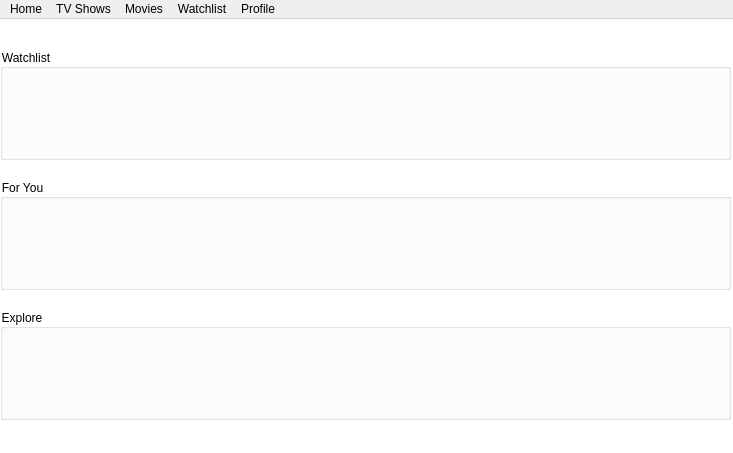
Above: QTInterface/QTInterface/QTInterface.ui from AlexN287/MovieRecommendationPlatform before the change. Below: the same form after it.
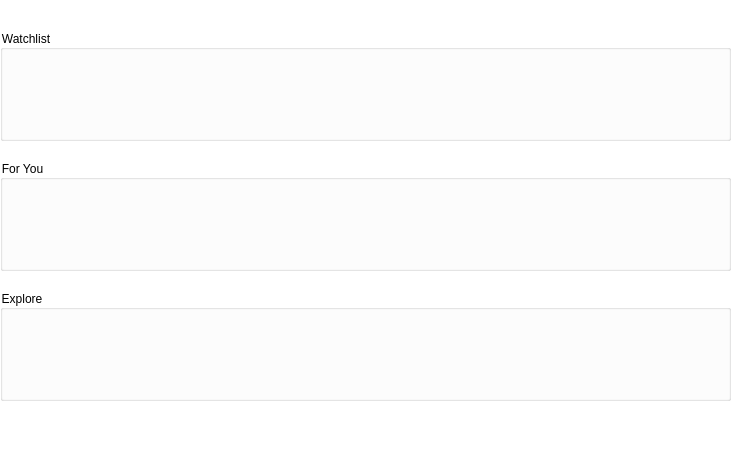
That is the form after the change. The open tabs and pages were chosen to show the change.

Commit message: Changed the menuBar from menu items to actions

The edit to the form file:
```diff
--- a/QTInterface/QTInterface/QTInterface.ui
+++ b/QTInterface/QTInterface/QTInterface.ui
@@ -798,32 +798,6 @@
      </widget>
     </widget>
     <widget class="QWidget" name="page_4">
-     <widget class="QGroupBox" name="groupBox_4">
-      <property name="geometry">
-       <rect>
-        <x>0</x>
-        <y>30</y>
-        <width>731</width>
-        <height>111</height>
-       </rect>
-      </property>
-      <property name="title">
-       <string>Watchlist</string>
-      </property>
-     </widget>
-     <widget class="QGroupBox" name="groupBox_5">
-      <property name="geometry">
-       <rect>
-        <x>0</x>
-        <y>160</y>
-        <width>731</width>
-        <height>111</height>
-       </rect>
-      </property>
-      <property name="title">
-       <string>For You</string>
-      </property>
-     </widget>
      <widget class="QGroupBox" name="groupBox_6">
       <property name="geometry">
        <rect>
@@ -837,6 +811,32 @@
        <string>Explore</string>
       </property>
      </widget>
+     <widget class="QGroupBox" name="groupBox_10">
+      <property name="geometry">
+       <rect>
+        <x>0</x>
+        <y>160</y>
+        <width>731</width>
+        <height>111</height>
+       </rect>
+      </property>
+      <property name="title">
+       <string>For You</string>
+      </property>
+     </widget>
+     <widget class="QGroupBox" name="groupBox_11">
+      <property name="geometry">
+       <rect>
+        <x>0</x>
+        <y>30</y>
+        <width>731</width>
+        <height>111</height>
+       </rect>
+      </property>
+      <property name="title">
+       <string>Watchlist</string>
+      </property>
+     </widget>
     </widget>
     <widget class="QWidget" name="page_5">
      <widget class="QGroupBox" name="groupBox_7">
@@ -1046,66 +1046,6 @@
    <property name="layoutDirection">
     <enum>Qt::LeftToRight</enum>
    </property>
-   <widget class="QMenu" name="menuHome">
-    <property name="cursor">
-     <cursorShape>PointingHandCursor</cursorShape>
-    </property>
-    <property name="title">
-     <string>Home</string>
-    </property>
-   </widget>
-   <widget class="QMenu" name="menuTV_Shows">
-    <property name="cursor">
-     <cursorShape>PointingHandCursor</cursorShape>
-    </property>
-    <property name="layoutDirection">
-     <enum>Qt::LeftToRight</enum>
-    </property>
-    <property name="title">
-     <string>TV Shows</string>
-    </property>
-   </widget>
-   <widget class="QMenu" name="menuMovies">
-    <property name="cursor">
-     <cursorShape>PointingHandCursor</cursorShape>
-    </property>
-    <property name="title">
-     <string>Movies</string>
-    </property>
-   </widget>
-   <widget class="QMenu" name="menuWatchlist">
-    <property name="cursor">
-     <cursorShape>PointingHandCursor</cursorShape>
-    </property>
-    <property name="title">
-     <string>Watchlist</string>
-    </property>
-   </widget>
-   <widget class="QMenu" name="menuProfile">
-    <property name="geometry">
-     <rect>
-      <x>727</x>
-      <y>274</y>
-      <width>135</width>
-      <height>138</height>
-     </rect>
-    </property>
-    <property name="layoutDirection">
-     <enum>Qt::LeftToRight</enum>
-    </property>
-    <property name="title">
-     <string>Profile</string>
-    </property>
-    <addaction name="actionAccount"/>
-    <addaction name="actionLiked_Movies"/>
-    <addaction name="actionHistory"/>
-    <addaction name="actionSign_Out_3"/>
-   </widget>
-   <addaction name="menuHome"/>
-   <addaction name="menuTV_Shows"/>
-   <addaction name="menuMovies"/>
-   <addaction name="menuWatchlist"/>
-   <addaction name="menuProfile"/>
   </widget>
   <action name="actionhuyeba">
    <property name="text">
```
Left out of the diff: 8 changed lines with no effect on the pictures. The commit also changes 2 other files.
